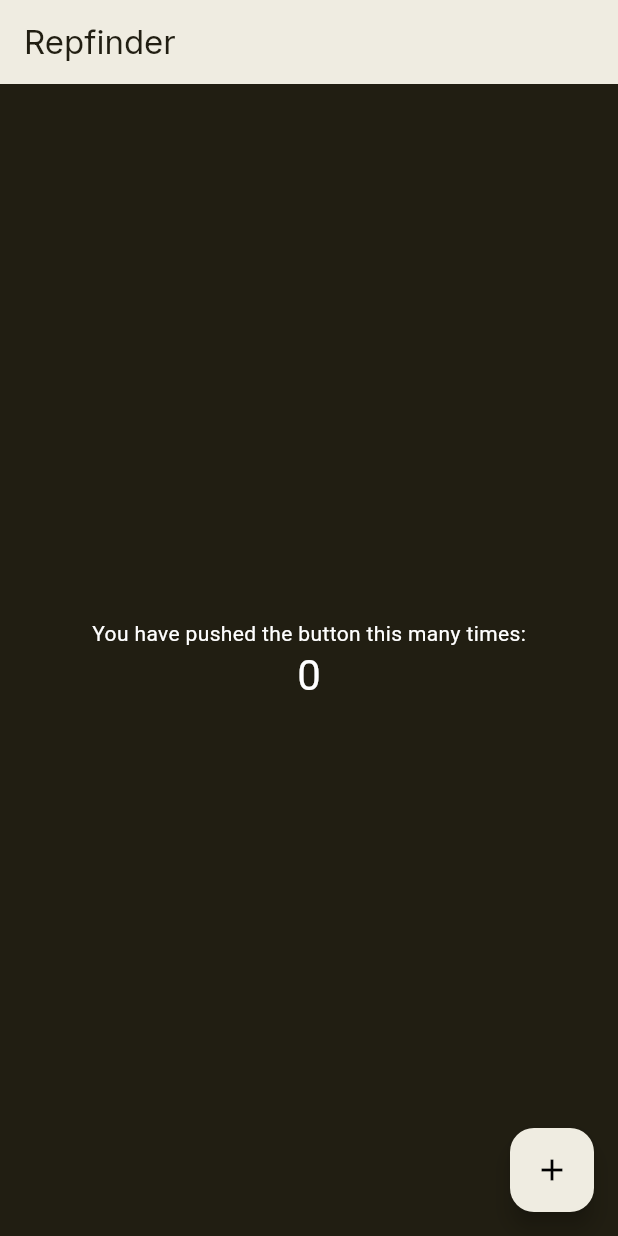
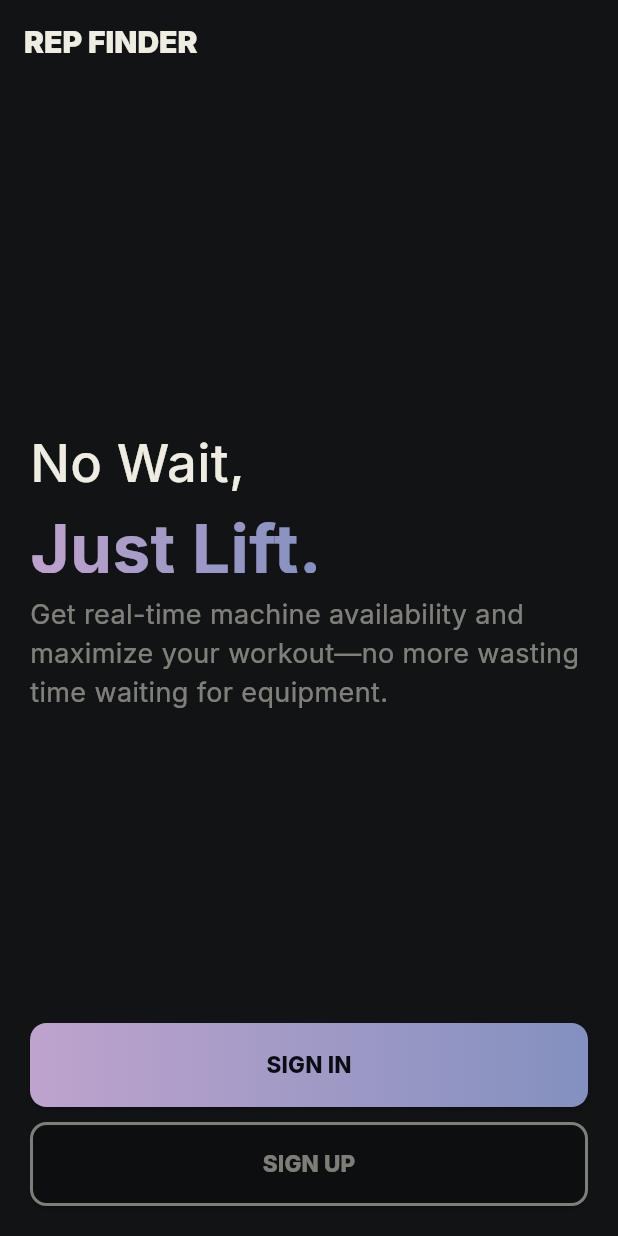
Before and after one commit to trev-org04/repfinder, a Flutter app: the screen it shows after launch, on a phone screen of 412 x 824 dp. Run offline on Flutter 3.47's test engine with Material 3 defaults, Android fonts, the light colour scheme and no system bars; our stand-ins replace flutter_dotenv, google_fonts, supabase_flutter; accounts and stored records are empty.

Commit message:
Onboarding updates

```diff
--- a/repfinder/lib/constants.dart
+++ b/repfinder/lib/constants.dart
@@ -4,6 +4,6 @@ class AppColors {
   static const Color lavender = Color(0xFFCBB0E8);
   static const Color periwinkle = Color(0xFF8C9CD9);
   static const Color navy = Color(0xFF40508C);
-  static const Color black = Color(0xFF211E12);
+  static const Color black = Color(0xFF111315);
   static const Color white = Color(0xFFEFECE1);
 }
--- a/repfinder/lib/main.dart
+++ b/repfinder/lib/main.dart
@@ -1,8 +1,20 @@
 import 'package:flutter/material.dart';
-import 'package:google_fonts/google_fonts.dart';
+import 'package:repfinder/onboarding/onboarding.dart';
+import 'package:repfinder/onboarding/sign_in.dart';
+import 'package:supabase_flutter/supabase_flutter.dart';
+import 'package:flutter_dotenv/flutter_dotenv.dart';
 import 'constants.dart';
 
-void main() {
+void main() async {
+  WidgetsFlutterBinding.ensureInitialized();
+  await dotenv.load(fileName: '.env');
+
+  await Supabase.initialize(
+    url: dotenv.env['SUPABASE_URL']!,
+    anonKey: dotenv.env['SUPABASE_ANON_KEY']!,
+    debug: true,
+  );
+
   runApp(const Repfinder());
 }
 
@@ -13,7 +25,12 @@ class Repfinder extends StatelessWidget {
   @override
   Widget build(BuildContext context) {
     return MaterialApp(
-      title: 'Repfinder',
+      initialRoute: '/',
+      routes: {
+        '/': (context) => Onboarding(),
+        '/signin': (context) => SignIn(),
+      },
+      title: 'Rep Finder',
       theme: ThemeData(
         // This is the theme of your application.
         //
@@ -36,96 +53,6 @@ class Repfinder extends StatelessWidget {
           primary: AppColors.white,
         ),
       ),
-      home: const Home(title: 'Repfinder'),
     );
   }
 }
-
-class Home extends StatefulWidget {
-  const Home({super.key, required this.title});
-
-  // This widget is the home page of your application. It is stateful, meaning
-  // that it has a State object (defined below) that contains fields that affect
-  // how it looks.
-
-  // This class is the configuration for the state. It holds the values (in this
-  // case the title) provided by the parent (in this case the App widget) and
-  // used by the build method of the State. Fields in a Widget subclass are
-  // always marked "final".
-
-  final String title;
-
-  @override
-  State<Home> createState() => _HomeState();
-}
-
-class _HomeState extends State<Home> {
-  int _counter = 0;
-
-  void _incrementCounter() {
-    setState(() {
-      // This call to setState tells the Flutter framework that something has
-      // changed in this State, which causes it to rerun the build method below
-      // so that the display can reflect the updated values. If we changed
-      // _counter without calling setState(), then the build method would not be
-      // called again, and so nothing would appear to happen.
-      _counter++;
-    });
-  }
-
-  @override
-  Widget build(BuildContext context) {
-    // This method is rerun every time setState is called, for instance as done
-    // by the _incrementCounter method above.
-    //
-    // The Flutter framework has been optimized to make rerunning build methods
-    // fast, so that you can just rebuild anything that needs updating rather
-    // than having to individually change instances of widgets.
-    return Scaffold(
-      appBar: AppBar(
-        // TRY THIS: Try changing the color here to a specific color (to
-        // Colors.amber, perhaps?) and trigger a hot reload to see the AppBar
-        // change color while the other colors stay the same.
-        backgroundColor: Theme.of(context).colorScheme.primary,
-        // Here we take the value from the MyHomePage object that was created by
-        // the App.build method, and use it to set our appbar title.
-        title: Text(
-          widget.title,
-          style: GoogleFonts.inter(color: AppColors.black),
-        ),
-      ),
-      body: Center(
-        // Center is a layout widget. It takes a single child and positions it
-        // in the middle of the parent.
-        child: Column(
-          // Column is also a layout widget. It takes a list of children and
-          // arranges them vertically. By default, it sizes itself to fit its
-          // children horizontally, and tries to be as tall as its parent.
-          //
-          // Column has various properties to control how it sizes itself and
-          // how it positions its children. Here we use mainAxisAlignment to
-          // center the children vertically; the main axis here is the vertical
-          // axis because Columns are vertical (the cross axis would be
-          // horizontal).
-          //
-          // TRY THIS: Invoke "debug painting" (choose the "Toggle Debug Paint"
-          // action in the IDE, or press "p" in the console), to see the
-          // wireframe for each widget.
-          mainAxisAlignment: MainAxisAlignment.center,
-          children: <Widget>[
-            const Text('You have pushed the button this many times:'),
-            Text(
-              '$_counter',
-              style: Theme.of(context).textTheme.headlineMedium,
-            ),
-          ],
-        ),
-      ),
-      floatingActionButton: FloatingActionButton(
-        onPressed: _incrementCounter,
-        tooltip: 'Increment',
-        child: const Icon(Icons.add),
-      ), // This trailing comma makes auto-formatting nicer for build methods.
-    );
-  }
-}
--- /dev/null
+++ b/repfinder/lib/onboarding/onboarding.dart
@@ -0,0 +1,149 @@
+import 'package:flutter/material.dart';
+import 'package:google_fonts/google_fonts.dart';
+import '../constants.dart';
+
+class Onboarding extends StatelessWidget {
+  const Onboarding({Key? key});
+
+  @override
+  Widget build(BuildContext context) {
+    return Scaffold(
+      appBar: AppBar(
+        backgroundColor: AppColors.black,
+        title: Text(
+          'Rep Finder'.toUpperCase(),
+          style: GoogleFonts.inter(
+            color: AppColors.white,
+            fontWeight: FontWeight.w900,
+            fontSize: 20,
+          ),
+        ),
+      ),
+      body: Padding(
+        padding: const EdgeInsets.all(20.0),
+        child: Column(
+          mainAxisAlignment: MainAxisAlignment.spaceBetween,
+          crossAxisAlignment: CrossAxisAlignment.center,
+          children: <Widget>[
+            Expanded(
+              child: Column(
+                mainAxisAlignment: MainAxisAlignment.center,
+                crossAxisAlignment: CrossAxisAlignment.start,
+                children: [
+                  Text(
+                    'No Wait,',
+                    style: GoogleFonts.inter(
+                      color: AppColors.white,
+                      fontWeight: FontWeight.w500,
+                      fontSize: 35,
+                    ),
+                  ),
+                  ShaderMask(
+                    shaderCallback: (Rect bounds) {
+                      return LinearGradient(
+                        colors: <Color>[
+                          AppColors.lavender,
+                          AppColors.periwinkle,
+                        ],
+                      ).createShader(bounds);
+                    },
+                    child: Text(
+                      'Just Lift.',
+                      style: GoogleFonts.inter(
+                        color: AppColors.white,
+                        fontWeight: FontWeight.w700,
+                        fontSize: 45,
+                      ),
+                    ),
+                  ),
+                  Text(
+                    'Get real-time machine availability and maximize your workout—no more wasting time waiting for equipment.',
+                    style: GoogleFonts.inter(
+                      color: AppColors.white.withOpacity(0.5),
+                      fontWeight: FontWeight.w400,
+                      fontSize: 18,
+                    ),
+                  ),
+                ],
+              ),
+            ),
+            Column(
+              mainAxisAlignment: MainAxisAlignment.end,
+              crossAxisAlignment: CrossAxisAlignment.center,
+              children: [
+                ShaderMask(
+                  shaderCallback: (Rect bounds) {
+                    return LinearGradient(
+                      colors: <Color>[AppColors.lavender, AppColors.periwinkle],
+                    ).createShader(bounds);
+                  },
+                  child: ElevatedButton(
+                    onPressed: () {
+                      Navigator.pushNamed(context, '/signin');
+                    },
+                    style: ButtonStyle(
+                      backgroundColor: WidgetStateProperty.all(AppColors.white),
+                      padding: WidgetStateProperty.all(
+                        const EdgeInsets.symmetric(vertical: 17.5),
+                      ),
+                      minimumSize: WidgetStateProperty.all(
+                        const Size(double.infinity, 0),
+                      ),
+                      shape: WidgetStateProperty.all(
+                        RoundedRectangleBorder(
+                          borderRadius: BorderRadius.circular(11),
+                        ),
+                      ),
+                    ),
+                    child: Text(
+                      'Sign In'.toUpperCase(),
+                      style: GoogleFonts.inter(
+                        color: AppColors.black,
+                        fontWeight: FontWeight.w800,
+                        fontSize: 15,
+                      ),
+                    ),
+                  ),
+                ),
+                Padding(
+                  padding: const EdgeInsets.only(top: 10.0),
+                  child: ElevatedButton(
+                    onPressed: () {},
+                    style: ButtonStyle(
+                      backgroundColor: WidgetStateProperty.all(
+                        Colors.transparent,
+                      ),
+                      padding: WidgetStateProperty.all(
+                        const EdgeInsets.symmetric(vertical: 17.5),
+                      ),
+                      shape: WidgetStateProperty.all(
+                        RoundedRectangleBorder(
+                          borderRadius: BorderRadius.circular(11),
+                          side: BorderSide(
+                            width: 2.0,
+                            color: AppColors.white.withOpacity(0.5),
+                          ),
+                        ),
+                      ),
+                      minimumSize: WidgetStateProperty.all(
+                        const Size(double.infinity, 0),
+                      ),
+                    ),
+                    child: Text(
+                      'Sign Up'.toUpperCase(),
+                      style: GoogleFonts.inter(
+                        color: AppColors.white.withOpacity(0.5),
+                        fontWeight: FontWeight.w800,
+                        fontSize: 15,
+                      ),
+                    ),
+                  ),
+                ),
+              ],
+            ),
+          ],
+        ),
+      ),
+    );
+  }
+}
```
Also changed, not shown: repfinder/lib/onboarding/sign_in.dart (added, +151 -0 lines), repfinder/pubspec.yaml (+4 -3 lines), repfinder/pubspec.lock, 6 other files.
